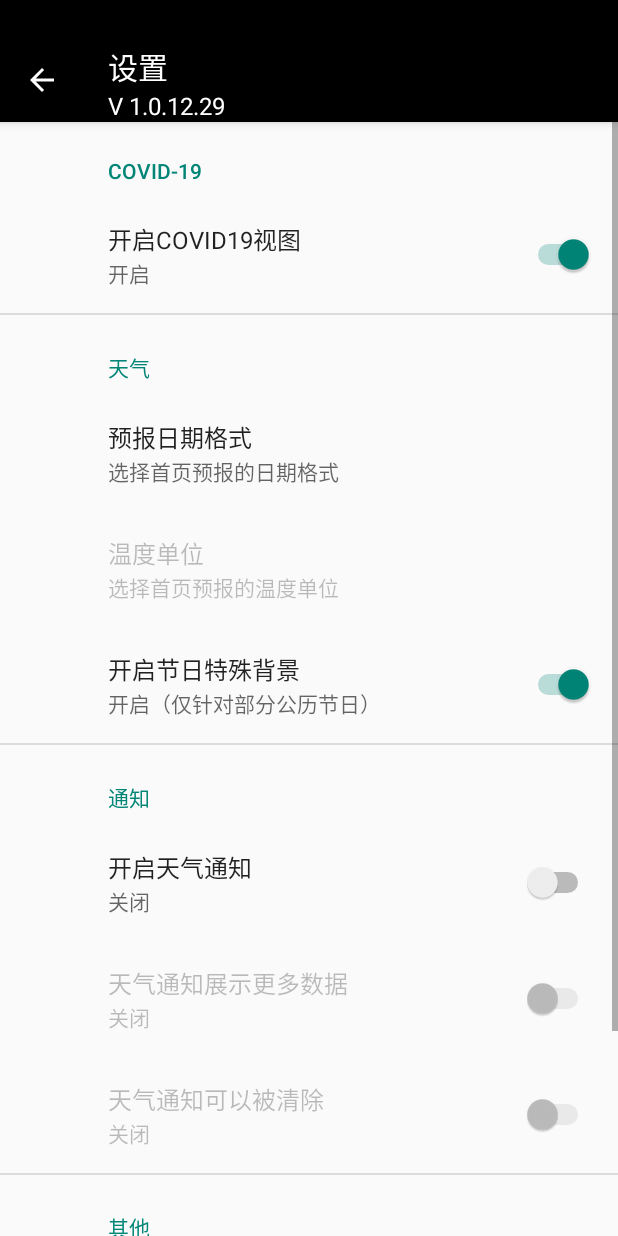
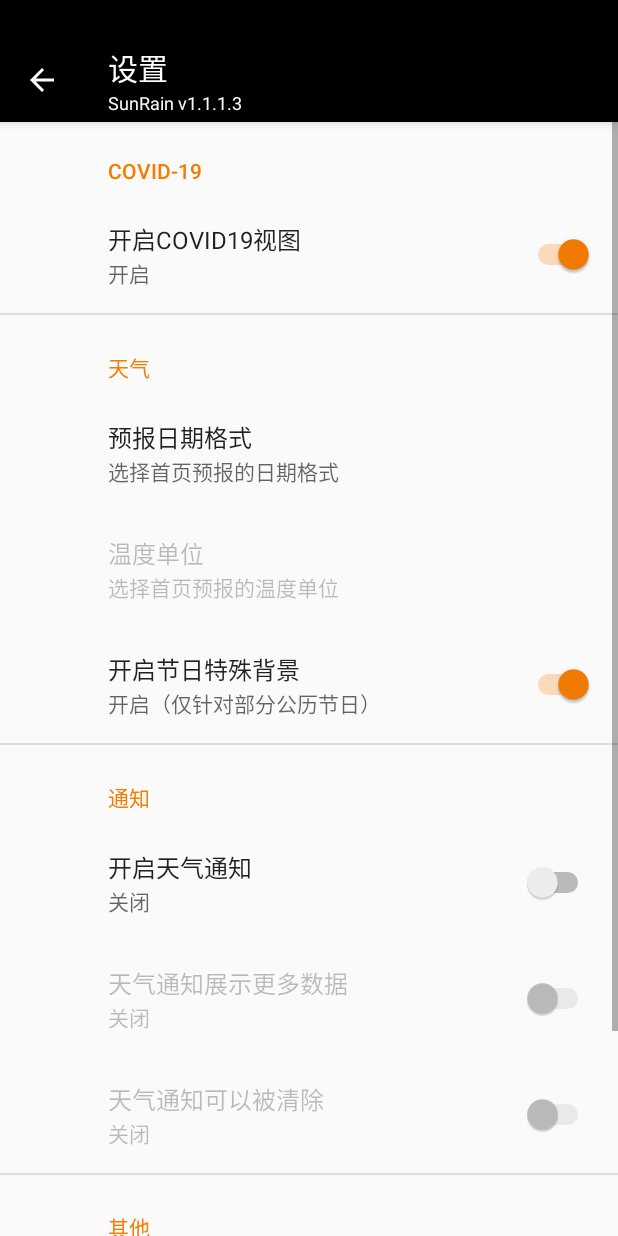
Before and after one commit to bluebonnet27/SunRain, an Android app: the SettingsActivity screen opened directly, with no data from a screen before it, on a phone screen of 412 x 824 dp. Run offline under Robolectric (Android 15) with nearby library versions, the phone set to English and light mode, and no system bars; our stand-ins replace androidx.preference; 1 statement that could not run was skipped.

Commit message:
1.1.1.5 重启暗色模式的切换，改toolbar字体，设置的主题色

```diff
--- a/app/build.gradle
+++ b/app/build.gradle
@@ -12,8 +12,8 @@ android {
         applicationId "com.ti.sunrain"
         minSdkVersion 21
         targetSdkVersion 30
-        versionCode 3
-        versionName "1.0.12.29"
+        versionCode 4
+        versionName "1.1.1.3"
 
         testInstrumentationRunner "androidx.test.runner.AndroidJUnitRunner"
     }
--- a/app/src/main/AndroidManifest.xml
+++ b/app/src/main/AndroidManifest.xml
@@ -6,7 +6,7 @@
 
     <application
         android:name=".SunRainApplication"
-        android:allowBackup="true"
+        android:allowBackup="false"
         android:icon="@mipmap/ic_launcher"
         android:label="@string/app_name"
         android:roundIcon="@mipmap/ic_launcher_round"
--- a/app/src/main/java/com/ti/sunrain/ui/settings/SettingsActivity.kt
+++ b/app/src/main/java/com/ti/sunrain/ui/settings/SettingsActivity.kt
@@ -5,9 +5,11 @@ import android.graphics.Color
 import androidx.appcompat.app.AppCompatActivity
 import android.os.Bundle
 import android.view.MenuItem
+import androidx.appcompat.app.AppCompatDelegate
 import androidx.fragment.app.Fragment
 import com.ti.sunrain.BuildConfig
 import com.ti.sunrain.R
+import com.ti.sunrain.SunRainApplication
 import com.ti.sunrain.logic.ActivitySet
 import kotlinx.android.synthetic.main.activity_settings.*
 
@@ -18,6 +20,13 @@ class SettingsActivity : AppCompatActivity() {
 
         //set
         ActivitySet.addActivity(this)
+
+        //darkmode
+        when(SunRainApplication.settingsPreference.getString("others_darkmode_list","0")){
+            "0" -> delegate.localNightMode = AppCompatDelegate.MODE_NIGHT_FOLLOW_SYSTEM
+            "1" -> delegate.localNightMode = AppCompatDelegate.MODE_NIGHT_NO
+            "2" -> delegate.localNightMode = AppCompatDelegate.MODE_NIGHT_YES
+        }
 
         initToolBar()
         replaceFragement(SettingsFragment())
@@ -44,8 +53,7 @@ class SettingsActivity : AppCompatActivity() {
             it.setHomeButtonEnabled(true)
             it.setHomeAsUpIndicator(R.drawable.baseline_arrow_back_white_24dp)
         }
-        settingsToolbar.subtitle ="V ${BuildConfig.VERSION_NAME}"
-        settingsToolbar.setSubtitleTextColor(Color.WHITE)
+        settingsToolbar.subtitle ="SunRain v${BuildConfig.VERSION_NAME}"
     }
 
     private fun replaceFragement(fragment: Fragment){
--- a/app/src/main/res/layout/activity_dailyinfor.xml
+++ b/app/src/main/res/layout/activity_dailyinfor.xml
@@ -21,8 +21,9 @@
             android:layout_width="match_parent"
             android:layout_height="?attr/actionBarSize"
             android:layout_marginTop="25dp"
-            app:titleTextColor="@color/white"
-            app:subtitleTextColor="@color/white"/>
+            app:titleTextAppearance="@style/toolbar_title"
+            app:subtitleTextAppearance="@style/toolbar_subtitle"
+            app:titleTextColor="@color/white" />
 
     </com.google.android.material.appbar.AppBarLayout>
 
--- a/app/src/main/res/layout/activity_settings.xml
+++ b/app/src/main/res/layout/activity_settings.xml
@@ -5,6 +5,7 @@
     xmlns:tools="http://schemas.android.com/tools"
     android:layout_width="match_parent"
     android:layout_height="match_parent"
+
     tools:context=".ui.settings.SettingsActivity">
 
     <com.google.android.material.appbar.AppBarLayout
@@ -20,6 +21,8 @@
             android:layout_width="match_parent"
             android:layout_height="?attr/actionBarSize"
             android:layout_marginTop="25dp"
+            app:titleTextAppearance="@style/toolbar_title"
+            app:subtitleTextAppearance="@style/toolbar_subtitle"
             app:title="@string/settingsInfo"
             app:titleTextColor="@color/white"/>
 
--- a/app/src/main/res/layout/activity_weather.xml
+++ b/app/src/main/res/layout/activity_weather.xml
@@ -18,6 +18,8 @@
             android:layout_height="?attr/actionBarSize"
             android:background="@android:color/transparent"
             android:theme="@style/toolbarMainTheme"
+            app:titleTextAppearance="@style/toolbar_title"
+            app:subtitleTextAppearance="@style/toolbar_subtitle"
             app:title="选择城市"
             app:subtitle="更新时间"/>
 
--- a/app/src/main/res/values-night/themes.xml
+++ b/app/src/main/res/values-night/themes.xml
@@ -11,6 +11,8 @@
         <item name="colorOnSecondary">@color/black</item>
         <item name="android:windowTranslucentNavigation">true</item>
         <item name="android:windowTranslucentStatus">true</item>
+
+        <item name="colorAccent">@color/blue700</item>
         <!-- 设置statusBarColor 为透明-->
         <item name="android:statusBarColor">@android:color/transparent</item>
         <!-- Customize your theme here. -->
--- a/app/src/main/res/values/colors.xml
+++ b/app/src/main/res/values/colors.xml
@@ -35,4 +35,6 @@
     <color name="light_blue_200">#FF81D4FA</color>
     <color name="light_blue_600">#FF039BE5</color>
     <color name="light_blue_900">#FF01579B</color>
+
+    <color name="grey50">#fafafa</color>
 </resources>
--- a/app/src/main/res/values/themes.xml
+++ b/app/src/main/res/values/themes.xml
@@ -12,11 +12,14 @@
         <item name="colorSecondaryVariant">@color/blue700</item>
         <item name="colorOnSecondary">@color/black</item>
 
+        <item name="colorAccent">@color/orange700</item>
+
         <item name="android:windowTranslucentNavigation">true</item>
         <item name="android:windowTranslucentStatus">true</item>
         <!-- 设置statusBarColor 为透明-->
         <item name="android:statusBarColor">@android:color/transparent</item>
         <!-- Customize your theme here. -->
+        <item name="android:windowAnimationStyle">@android:style/Animation.Activity</item>
     </style>
 
     <style name="toolbarMainTheme" parent="Theme.AppCompat.Light.NoActionBar">
@@ -94,4 +97,14 @@
         <item name="appWidgetBackgroundColor">@color/light_blue_600</item>
         <item name="appWidgetTextColor">@color/light_blue_50</item>
     </style>
+
+    <!-- toolbar title -->
+    <style name="toolbar_title" parent="TextAppearance.Widget.AppCompat.Toolbar.Title">
+        <item name="android:textSize">20sp</item>
+    </style>
+
+    <style name="toolbar_subtitle" parent="TextAppearance.Widget.AppCompat.Toolbar.Subtitle">
+        <item name="android:textSize">12sp</item>
+        <item name="android:textColor">@color/grey50</item>
+    </style>
 </resources>
--- a/app/src/main/res/xml/pref_settings.xml
+++ b/app/src/main/res/xml/pref_settings.xml
@@ -1,5 +1,6 @@
 <?xml version="1.0" encoding="utf-8"?>
-<PreferenceScreen xmlns:android="http://schemas.android.com/apk/res/android"
+<PreferenceScreen
+    xmlns:android="http://schemas.android.com/apk/res/android"
     xmlns:app="http://schemas.android.com/apk/res-auto">
 
     <PreferenceCategory
@@ -83,8 +84,7 @@
             android:dialogTitle="切换显示模式"
             android:title="暗色模式"
             android:summary="跟随系统、白天、夜晚"
-            android:defaultValue="0"
-            android:enabled="false"/>
+            android:defaultValue="0"/>
 
         <ListPreference
             android:key="others_language_list"
```
Also changed, not shown: app/src/main/java/com/ti/sunrain/MainActivity.kt (+8 -0 lines), app/src/main/java/com/ti/sunrain/ui/about/AboutActivity.kt (+8 -0 lines), app/src/main/java/com/ti/sunrain/ui/covid/CovidSpecial.kt (+9 -0 lines), app/src/main/java/com/ti/sunrain/ui/daily/DailyinforActivity.kt (+9 -0 lines), app/src/main/java/com/ti/sunrain/ui/settings/SettingsFragment.kt (+20 -0 lines), app/src/main/java/com/ti/sunrain/ui/weather/WeatherActivity.kt (+18 -0 lines), app/src/main/res/drawable/bg_haze_light_new.xml (+5 -11 lines).
